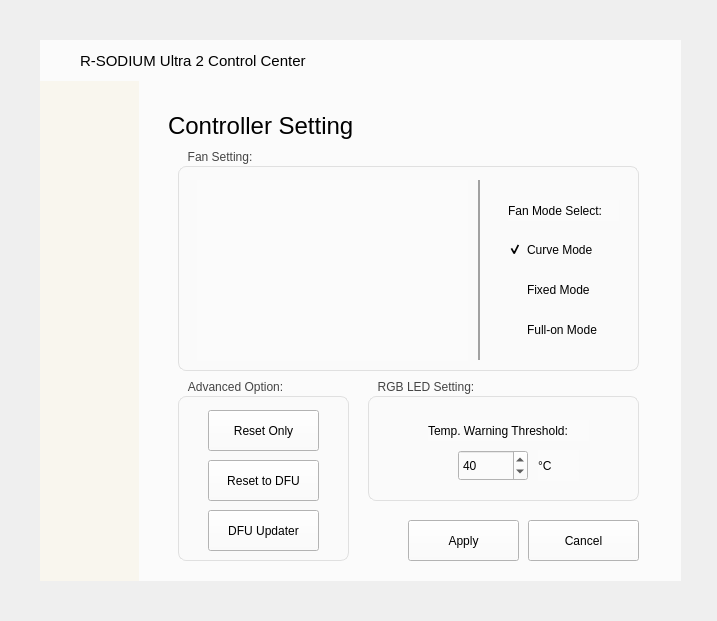
barryblueice/R-SODIUM-Ultra-2-Control-Center, file main.ui: the form before one commit.
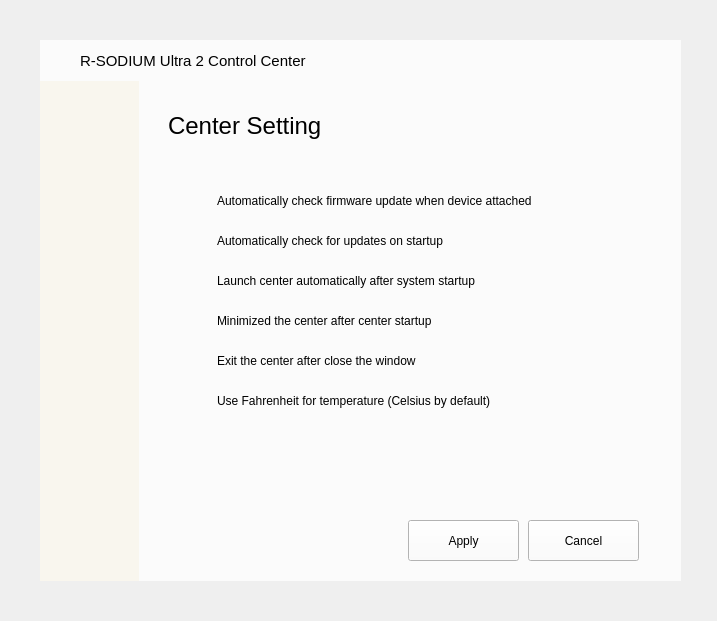
The form after the commit. Icons and pictures are not drawn. Custom widgets are drawn as their Qt base class.

```diff
--- a/main.ui
+++ b/main.ui
@@ -2612,7 +2612,7 @@
        <property name="geometry">
         <rect>
          <x>60</x>
-         <y>260</y>
+         <y>300</y>
          <width>381</width>
          <height>21</height>
         </rect>
@@ -2626,6 +2626,24 @@
         <string>Use Fahrenheit for temperature (Celsius by default)</string>
        </property>
       </widget>
+      <widget class="QCheckBox" name="minimized_startup_checked_2">
+       <property name="geometry">
+        <rect>
+         <x>60</x>
+         <y>260</y>
+         <width>381</width>
+         <height>21</height>
+        </rect>
+       </property>
+       <property name="styleSheet">
+        <string notr="true">QCheckBox {
+    background: transparent;
+}</string>
+       </property>
+       <property name="text">
+        <string>Exit the center after close the window</string>
+       </property>
+      </widget>
      </widget>
     </widget>
    </widget>
@@ -2633,10 +2651,10 @@
    <zorder>topbar</zorder>
    <zorder>about_interface</zorder>
    <zorder>oled_setting_interface</zorder>
-   <zorder>center_setting_interface</zorder>
    <zorder>enclosure_setting_interface</zorder>
    <zorder>overview_interface</zorder>
    <zorder>controller_setting_interface</zorder>
+   <zorder>center_setting_interface</zorder>
   </widget>
  </widget>
  <customwidgets>
```
